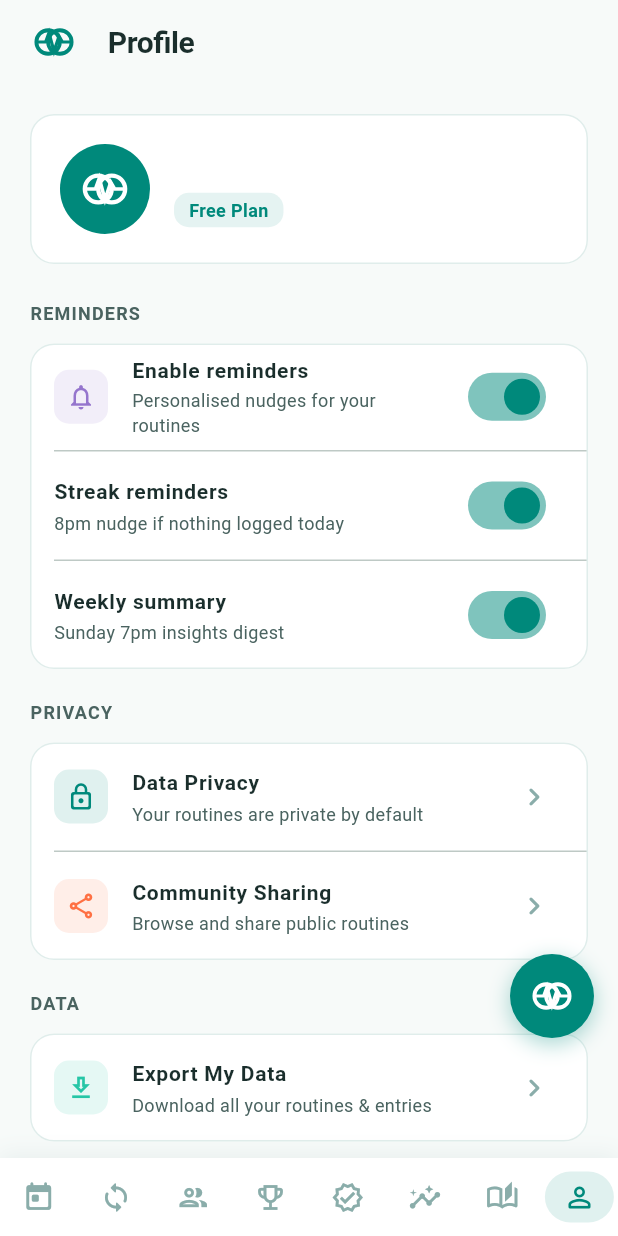
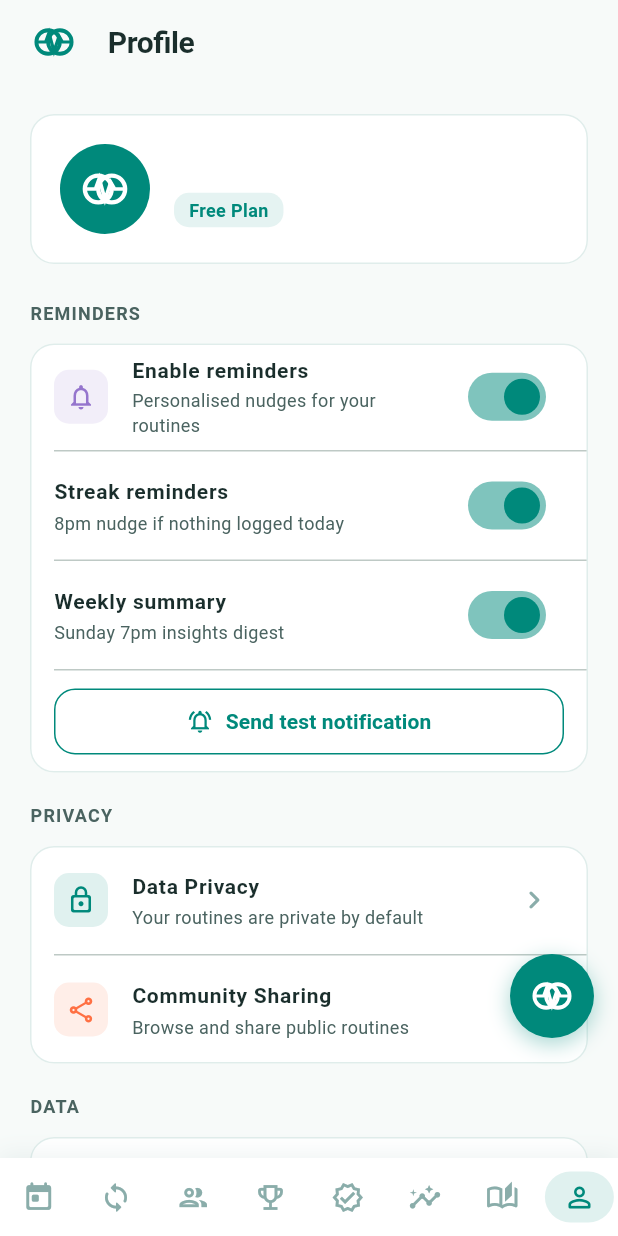
Before and after one commit to eamonmail-cyber/human_rhythms, a Flutter app: the SettingsScreen screen opened by its route, after a tap on "Enable reminders", on a phone screen of 412 x 824 dp. Run offline on Flutter 3.47's test engine with Material 3 defaults, Android fonts, the phone set to English and light mode, and no system bars; our stand-ins replace cloud_firestore, firebase_auth, firebase_core, firebase_remote_config, flutter_local_notifications, flutter_riverpod and 6 more; accounts and stored records are empty.

Commit message:
feat: port V2 changes – launcher icons, background notifications, test button
- Add sendTestNotification() to ReminderService
- Add test notification button to settings reminders section
- Add ScheduledNotificationReceiver + ScheduledNotificationBootReceiver to
  AndroidManifest.xml so notifications survive device sleep and reboot
- Add circular wave launcher icons at all 5 Android densities (mdpi→xxxhdpi)

https://claude.ai/code/session_01Hi59H7yeRky9fTJ9xf9jgq

```diff
--- a/lib/features/settings/settings_screen.dart
+++ b/lib/features/settings/settings_screen.dart
@@ -247,6 +247,39 @@ class _SettingsScreenState extends ConsumerState<SettingsScreen> {
                         _showReminderError(e);
                       }
                     },
+                  ),
+                  const Divider(height: 1, indent: 16),
+                  // Test notification button
+                  Padding(
+                    padding: const EdgeInsets.symmetric(
+                        horizontal: 16, vertical: 10),
+                    child: OutlinedButton.icon(
+                      onPressed: () async {
+                        try {
+                          await ReminderService.sendTestNotification();
+                          if (mounted) {
+                            ScaffoldMessenger.of(context).showSnackBar(
+                              const SnackBar(
+                                content: Text('Test notification sent'),
+                                backgroundColor: kPrimary,
+                                duration: Duration(seconds: 2),
+                              ),
+                            );
+                          }
+                        } catch (e) {
+                          debugPrint('[Reminders] test notification error: $e');
+                          _showReminderError(e);
+                        }
+                      },
+                      icon: const Icon(Icons.notifications_active_outlined,
+                          size: 18),
+                      label: const Text('Send test notification'),
+                      style: OutlinedButton.styleFrom(
+                        foregroundColor: kPrimary,
+                        side: const BorderSide(color: kPrimary),
+                        minimumSize: const Size(double.infinity, 40),
+                      ),
+                    ),
                   ),
                 ],
               ],
```
Also changed, not shown: lib/services/reminder_service.dart (+21 -0 lines), 11 other files.
